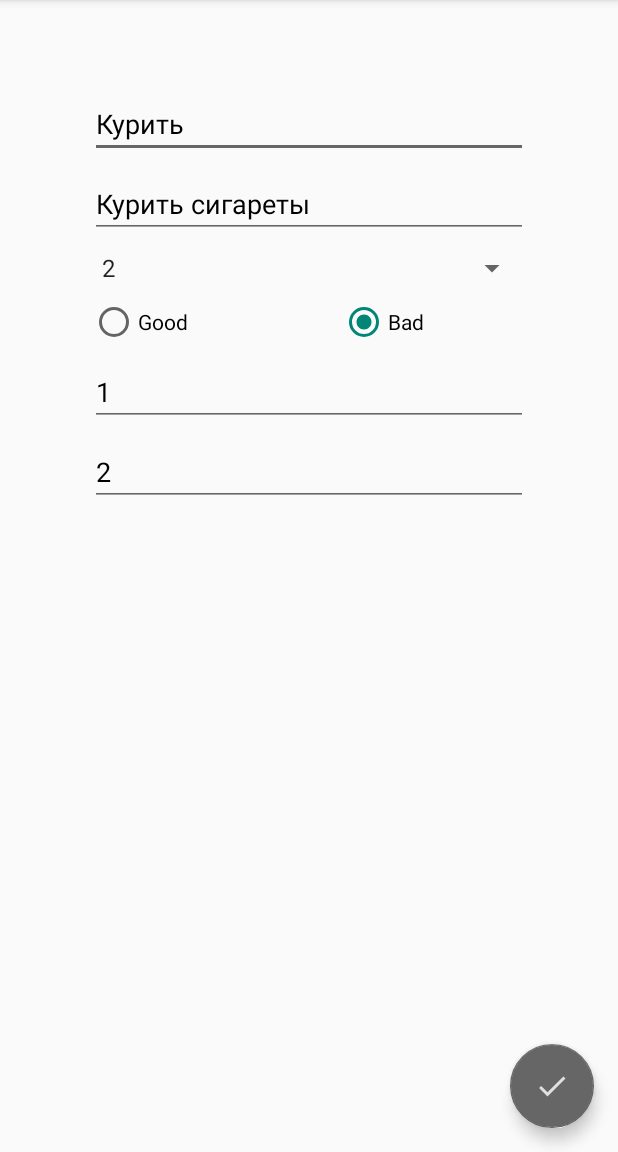
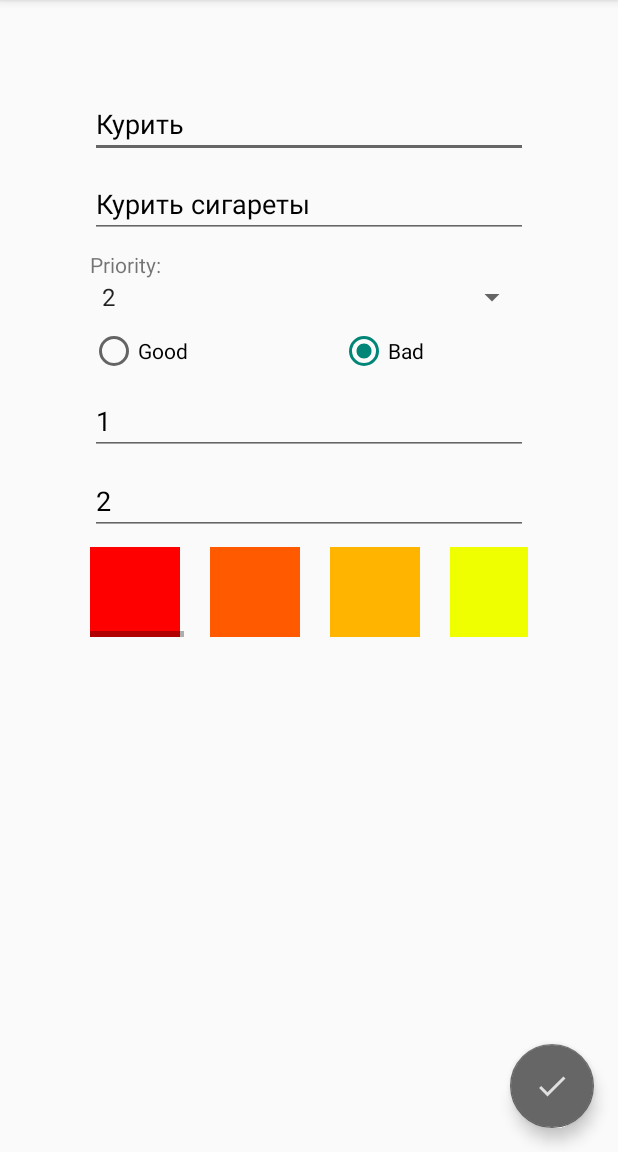
Before and after one commit to NorraBjornen/Homework3Doubletapp, an Android app: the screen it shows after launch (DetailsActivity), after a tap on "Курить", on a phone screen of 412 x 824 dp, the part 84-1236 px from its top. Run offline under Robolectric (Android 15) with nearby library versions, the phone set to English and light mode, and no system bars.

Commit message:
Добавлен горизонтальный ScrollView с цветными квадратиками

```diff
--- a/app/src/main/java/com/example/homework3doubletapp/model/Repository.kt
+++ b/app/src/main/java/com/example/homework3doubletapp/model/Repository.kt
@@ -29,7 +29,9 @@ class Repository {
             habits.add(habit)
         }
 
-        fun getHabit(name: String) : Habit? {
+        fun getHabit(name: String?) : Habit? {
+            if(name == null)
+                return null
             habits.forEach {
                 if(it.name == name)
                     return it
--- a/app/src/main/java/com/example/homework3doubletapp/screens/DetailsActivity.kt
+++ b/app/src/main/java/com/example/homework3doubletapp/screens/DetailsActivity.kt
@@ -3,9 +3,8 @@ package com.example.homework3doubletapp.screens
 import android.graphics.Color
 import android.os.Bundle
 import android.view.View
-import android.widget.AdapterView
-import android.widget.AdapterView.OnItemSelectedListener
-import android.widget.ArrayAdapter
+import android.widget.ImageView
+import android.widget.LinearLayout
 import android.widget.Toast
 import androidx.appcompat.app.AppCompatActivity
 import com.example.homework3doubletapp.R
@@ -15,7 +14,7 @@ import com.example.homework3doubletapp.model.Repository
 import kotlinx.android.synthetic.main.activity_details.*
 
 
-class DetailsActivity : AppCompatActivity() {
+class DetailsActivity : AppCompatActivity(), View.OnClickListener{
 
     var habit : Habit? = null
 
@@ -23,17 +22,55 @@ class DetailsActivity : AppCompatActivity() {
         super.onCreate(savedInstanceState)
         setContentView(R.layout.activity_details)
 
-        val name = intent.getStringExtra("habit")
+        save.setOnClickListener(this)
 
-        if(name != null)
-            habit = Repository.getHabit(name)
 
-        save.setOnClickListener {
+
+        val k : Float = 360f / 17
+
+        val lp = LinearLayout.LayoutParams(
+            LinearLayout.LayoutParams.WRAP_CONTENT,
+            LinearLayout.LayoutParams.WRAP_CONTENT
+        )
+
+        lp.width = resources.getDimension(R.dimen.square_size).toInt()
+        lp.height = resources.getDimension(R.dimen.square_size).toInt()
+        lp.marginEnd = resources.getDimension(R.dimen.margin_end).toInt()
+
+        for(i in 0..16){
+            val color = Color.HSVToColor(floatArrayOf(i*k, 100f, 100f))
+            val imageView = ImageView(this)
+            imageView.setImageResource(R.drawable.square)
+            imageView.layoutParams = lp
+            imageView.setColorFilter(color)
+            linear_layout.addView(imageView)
+        }
+
+        setValues()
+    }
+
+    private fun setValues(){
+        habit = Repository.getHabit(intent.getStringExtra("habit"))
+
+        if(habit != null){
+            name_edit.setText(habit?.name)
+            description_edit.setText(habit?.description)
+            priority_spinner.setSelection(habit?.priority!! - 1)
+            when (habit?.type) {
+                HabitType.GOOD -> good_radio.isChecked = true
+                HabitType.BAD -> bad_radio.isChecked = true
+            }
+            quantity_edit.setText(habit?.quantity!!.toString())
+            period_edit.setText(habit?.period!!.toString())
+        }
+    }
+
+    override fun onClick(v: View?) {
         if(!bad_radio.isChecked && !good_radio.isChecked){
             Toast
                 .makeText(this, "Select habit type!", Toast.LENGTH_SHORT)
                 .show()
-                return@setOnClickListener
+            return
         }
 
         val type = when {
@@ -64,21 +101,6 @@ class DetailsActivity : AppCompatActivity() {
             habit?.color = Color.BLUE
         }
 
-
-
         finish()
     }
-
-        if(habit != null){
-            name_edit.setText(habit?.name)
-            description_edit.setText(habit?.description)
-            priority_spinner.setSelection(habit?.priority!! - 1)
-            when (habit?.type) {
-                HabitType.GOOD -> good_radio.isChecked = true
-                HabitType.BAD -> bad_radio.isChecked = true
 }
-            quantity_edit.setText(habit?.quantity!!.toString())
-            period_edit.setText(habit?.period!!.toString())
-        }
-    }
-}
--- /dev/null
+++ b/app/src/main/res/drawable/square.xml
@@ -0,0 +1,11 @@
+<?xml version="1.0" encoding="utf-8"?>
+<shape
+    xmlns:android="http://schemas.android.com/apk/res/android">
+
+    <solid
+        android:color="@color/grey"/>
+
+    <size
+        android:width="40dp"
+        android:height="40dp"/>
+</shape>
--- a/app/src/main/res/layout/activity_details.xml
+++ b/app/src/main/res/layout/activity_details.xml
@@ -1,15 +1,20 @@
 <?xml version="1.0" encoding="utf-8"?>
-<androidx.constraintlayout.widget.ConstraintLayout xmlns:android="http://schemas.android.com/apk/res/android"
+
+<FrameLayout xmlns:android="http://schemas.android.com/apk/res/android"
     xmlns:app="http://schemas.android.com/apk/res-auto"
     xmlns:tools="http://schemas.android.com/tools"
     android:layout_width="match_parent"
     android:layout_height="match_parent"
     tools:context=".screens.MainActivity">
 
-    <LinearLayout
-        android:layout_margin="60dp"
+    <ScrollView
         android:layout_width="match_parent"
         android:layout_height="match_parent"
+        android:padding="60dp">
+
+        <LinearLayout
+            android:layout_width="match_parent"
+            android:layout_height="wrap_content"
             app:layout_constraintLeft_toLeftOf="parent"
             app:layout_constraintTop_toTopOf="parent"
             android:orientation="vertical">
@@ -22,7 +27,8 @@
                 android:layout_marginBottom="8dp"
                 app:backgroundTint="@color/grey"
                 android:inputType="textCapWords"
-            android:textColor="@color/black"/>
+                android:textColor="@color/black"
+                android:importantForAutofill="no"/>
 
             <EditText
                 android:id="@+id/description_edit"
@@ -32,7 +38,13 @@
                 android:layout_marginBottom="8dp"
                 app:backgroundTint="@color/grey"
                 android:inputType="textCapWords"
-            android:textColor="@color/black"/>
+                android:textColor="@color/black"
+                android:importantForAutofill="no"/>
+
+            <TextView
+                android:text="@string/priority_header"
+                android:layout_width="wrap_content"
+                android:layout_height="wrap_content"/>
 
             <Spinner
                 android:id="@+id/priority_spinner"
@@ -74,7 +86,8 @@
                 app:backgroundTint="@color/grey"
                 android:layout_marginBottom="8dp"
                 android:inputType="number"
-            android:textColor="@color/black"/>
+                android:textColor="@color/black"
+                android:importantForAutofill="no"/>
 
             <EditText
                 android:id="@+id/period_edit"
@@ -82,11 +95,28 @@
                 android:layout_height="wrap_content"
                 android:hint="@string/period"
                 app:backgroundTint="@color/grey"
+                android:layout_marginBottom="8dp"
                 android:inputType="number"
-            android:textColor="@color/black"/>
+                android:textColor="@color/black"
+                android:importantForAutofill="no"/>
+
+            <HorizontalScrollView
+                android:layout_width="match_parent"
+                android:layout_height="wrap_content">
+
+                <LinearLayout
+                    android:id="@+id/linear_layout"
+                    android:layout_width="match_parent"
+                    android:layout_height="wrap_content"
+                    android:orientation="horizontal">
 
                 </LinearLayout>
 
+            </HorizontalScrollView>
+
+        </LinearLayout>
+
+    </ScrollView>
 
 
     <com.google.android.material.floatingactionbutton.FloatingActionButton
@@ -98,8 +128,7 @@
         app:tint="@color/colorWhite"
         app:rippleColor="@color/colorWhite"
         app:fabSize="normal"
-        app:srcCompat="@drawable/ic_action_done"
-        app:layout_constraintRight_toRightOf="parent"
-        app:layout_constraintBottom_toBottomOf="parent"/>
+        android:layout_gravity="bottom|end"
+        app:srcCompat="@drawable/ic_action_done"/>
 
-</androidx.constraintlayout.widget.ConstraintLayout>
+</FrameLayout>
--- /dev/null
+++ b/app/src/main/res/values/dimens.xml
@@ -0,0 +1,5 @@
+<?xml version="1.0" encoding="utf-8"?>
+<resources>
+    <dimen name="square_size">60dp</dimen>
+    <dimen name="margin_end">20dp</dimen>
+</resources>
```
Also changed, not shown: app/src/main/res/layout/list_item.xml (+34 -56 lines). Lines whose indentation alone changed are shown as unchanged.
